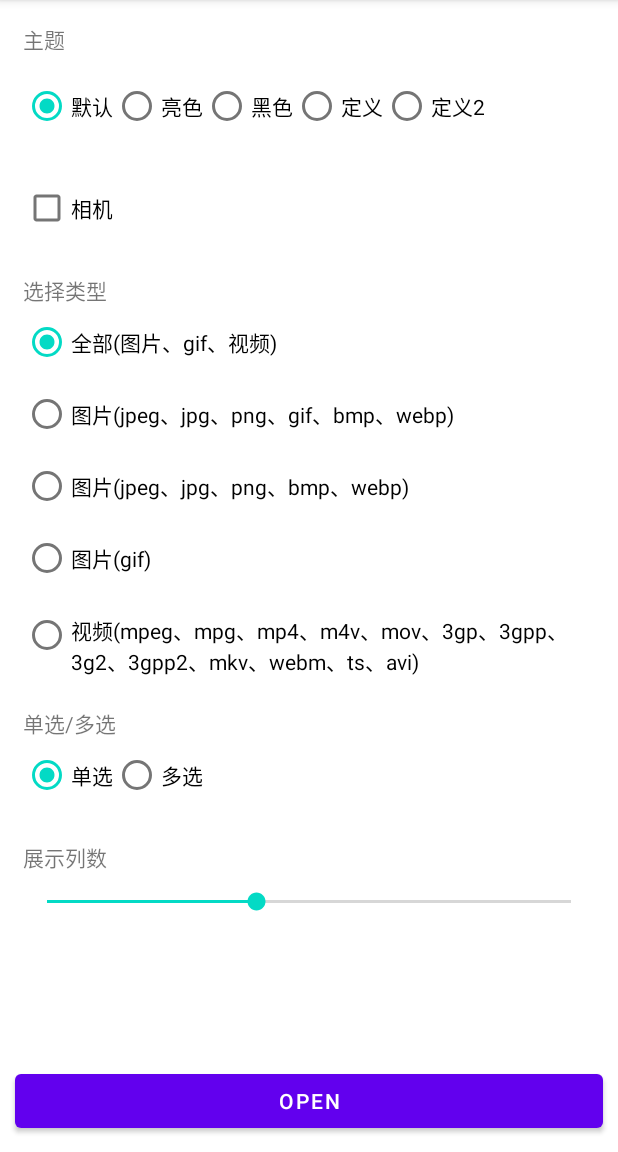
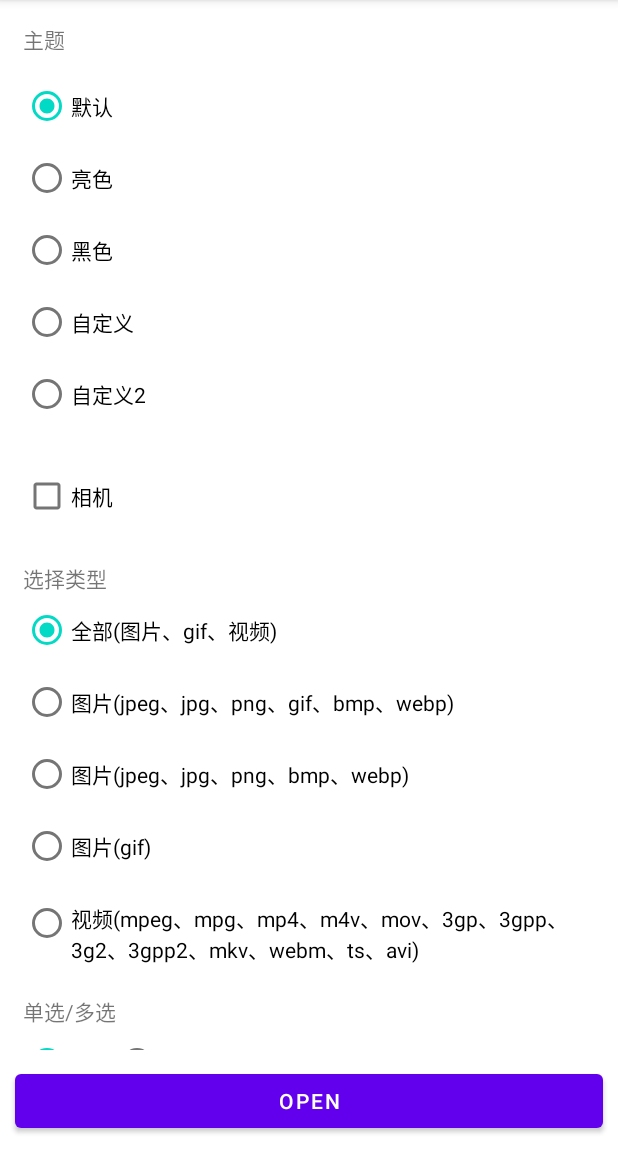
Before and after one commit to FZ985/PhotoPicker, an Android app: the screen it shows after launch (MainActivity), on a phone screen of 412 x 824 dp, the part 84-1236 px from its top. Run offline under Robolectric (Android 15) with nearby library versions, the phone set to English and light mode, and no system bars.

Commit message:
添加ui回调接口

```diff
--- a/PhototPicker2/MaterialPhotoPicker/src/main/java/com/material/selection/SelectionCreator.java
+++ b/PhototPicker2/MaterialPhotoPicker/src/main/java/com/material/selection/SelectionCreator.java
@@ -9,6 +9,7 @@ import androidx.fragment.app.Fragment;
 import com.material.selection.engine.ImageEngine;
 import com.material.selection.internal.entiy.CaptureStrategy;
 import com.material.selection.internal.entiy.SelectionSpec;
+import com.material.selection.internal.listener.OnSelectionUI;
 import com.material.selection.internal.ui.MaterialSelectionActivity;
 
 import java.util.Set;
@@ -51,6 +52,11 @@ public final class SelectionCreator {
 
     public SelectionCreator captureStrategy(CaptureStrategy captureStrategy) {
         mSelectionSpec.captureStrategy = captureStrategy;
+        return this;
+    }
+
+    public SelectionCreator setOnSelectionUI(OnSelectionUI selectionUI) {
+        mSelectionSpec.selectionUI = selectionUI;
         return this;
     }
 
--- a/PhototPicker2/MaterialPhotoPicker/src/main/java/com/material/selection/internal/entiy/SelectionSpec.java
+++ b/PhototPicker2/MaterialPhotoPicker/src/main/java/com/material/selection/internal/entiy/SelectionSpec.java
@@ -8,6 +8,7 @@ import androidx.annotation.StyleRes;
 import com.material.selection.MimeType;
 import com.material.selection.R;
 import com.material.selection.engine.ImageEngine;
+import com.material.selection.internal.listener.OnSelectionUI;
 
 import java.util.Set;
 
@@ -30,6 +31,7 @@ public final class SelectionSpec {
     public int maxSelectable;
     public int orientation;
     public CaptureStrategy captureStrategy;
+    public OnSelectionUI selectionUI;
     private SelectionSpec() {
     }
 
@@ -51,6 +53,7 @@ public final class SelectionSpec {
         spanCount = 3;
         maxSelectable = 1;
         captureStrategy = null;
+        selectionUI = null;
         orientation = ActivityInfo.SCREEN_ORIENTATION_UNSPECIFIED;
         themeId_selection = R.style.Material_Selection_Base;
     }
--- a/PhototPicker2/app/src/main/res/layout/activity_main.xml
+++ b/PhototPicker2/app/src/main/res/layout/activity_main.xml
@@ -29,38 +29,38 @@
                 android:layout_width="match_parent"
                 android:layout_height="wrap_content"
                 android:layout_marginTop="10dp"
-                android:orientation="horizontal">
+                android:orientation="vertical">
 
                 <com.google.android.material.radiobutton.MaterialRadioButton
                     android:id="@+id/theme_def"
-                    android:layout_width="wrap_content"
+                    android:layout_width="match_parent"
                     android:layout_height="wrap_content"
                     android:checked="true"
                     android:text="默认" />
 
                 <com.google.android.material.radiobutton.MaterialRadioButton
                     android:id="@+id/theme_light"
-                    android:layout_width="wrap_content"
+                    android:layout_width="match_parent"
                     android:layout_height="wrap_content"
                     android:text="亮色" />
 
                 <com.google.android.material.radiobutton.MaterialRadioButton
                     android:id="@+id/theme_dark"
-                    android:layout_width="wrap_content"
+                    android:layout_width="match_parent"
                     android:layout_height="wrap_content"
                     android:text="黑色" />
 
                 <com.google.android.material.radiobutton.MaterialRadioButton
                     android:id="@+id/theme_custom"
-                    android:layout_width="wrap_content"
+                    android:layout_width="match_parent"
                     android:layout_height="wrap_content"
-                    android:text="定义" />
+                    android:text="自定义" />
 
                 <com.google.android.material.radiobutton.MaterialRadioButton
                     android:id="@+id/theme_custom2"
-                    android:layout_width="wrap_content"
+                    android:layout_width="match_parent"
                     android:layout_height="wrap_content"
-                    android:text="定义2" />
+                    android:text="自定义2" />
 
             </RadioGroup>
 
--- a/PhototPicker2/app/src/main/res/values/styles.xml
+++ b/PhototPicker2/app/src/main/res/values/styles.xml
@@ -33,10 +33,12 @@
 
     <style name="custom_picker_toolbar" parent="private_selection_toolbar_style">
         <item name="android:background">#00000000</item>
+        <item name="android:elevation">0dp</item>
     </style>
 
     <style name="custom_picker_toolbar2" parent="private_selection_toolbar_style">
         <item name="android:background">@color/teal_200</item>
+        <item name="android:elevation">0dp</item>
     </style>
 
     <style name="custom_picker_preview" parent="private_selection_bottom_preview_style">
@@ -52,7 +54,9 @@
     </style>
 
     <style name="custom_picker_commit2" parent="Widget.Selection_Commit">
+        <item name="cornerRadius">30dp</item>
         <item name="backgroundTint">@color/preview_textcolor2</item>
+        <item name="android:layout_marginRight">0dp</item>
     </style>
 
     <style name="custom_picker_bottom" parent="private_selection_bottom_style">
```
Also changed, not shown: PhototPicker2/MaterialPhotoPicker/src/main/java/com/material/selection/internal/listener/OnSelectionUI.java (added, +41 -0 lines), PhototPicker2/MaterialPhotoPicker/src/main/java/com/material/selection/internal/ui/BaseSelectionActivity.java (deleted, +0 -33 lines), PhototPicker2/MaterialPhotoPicker/src/main/java/com/material/selection/internal/ui/MaterialSelectionActivity.java (+20 -1 lines), PhototPicker2/MaterialPhotoPicker/src/main/java/com/material/selection/internal/ui/PreviewActivity.java (+17 -1 lines).
